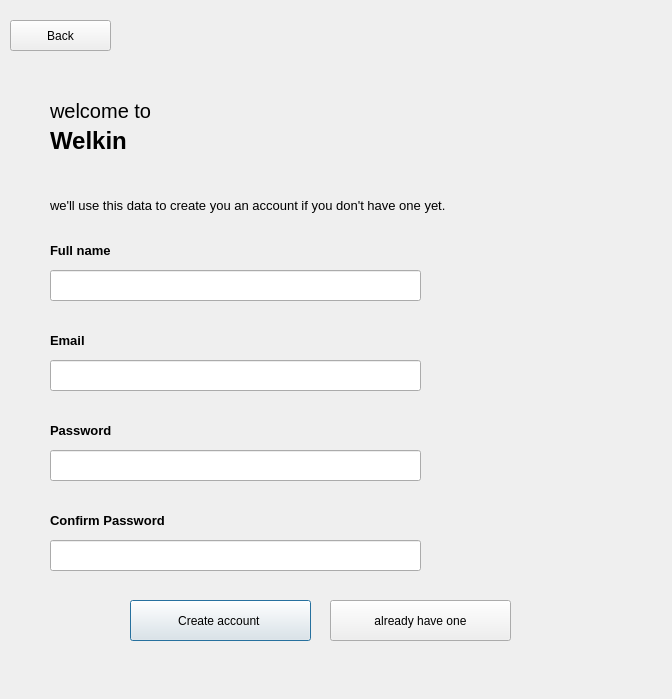
This is createaccount.ui in Abdelrahman-Shorim/FlightApp as Qt 5 draws it before an edit. The edited form follows.
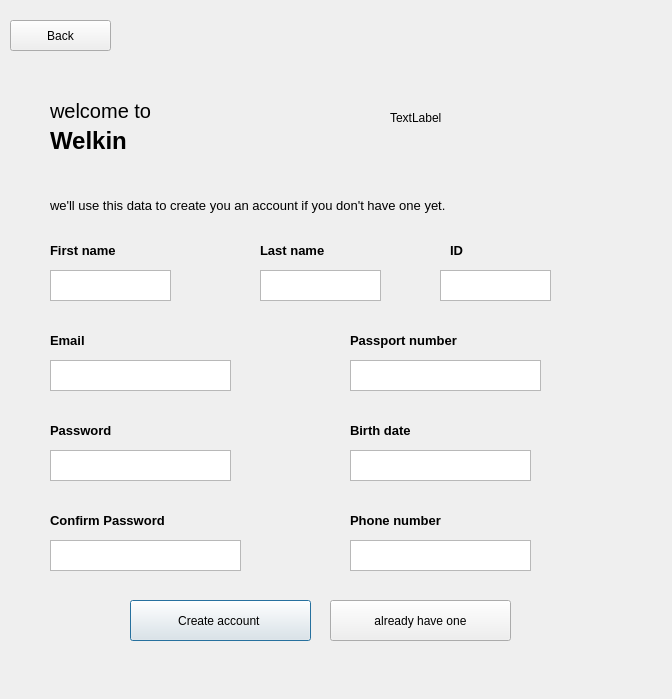
This is the edited form.

Patch:
```diff
--- a/createaccount.ui
+++ b/createaccount.ui
@@ -86,17 +86,7 @@
     </font>
    </property>
    <property name="text">
-    <string>Full name</string>
-   </property>
-  </widget>
-  <widget class="QLineEdit" name="lineEdit">
-   <property name="geometry">
-    <rect>
-     <x>50</x>
-     <y>270</y>
-     <width>371</width>
-     <height>31</height>
-    </rect>
+    <string>&lt;html&gt;&lt;head/&gt;&lt;body&gt;&lt;p&gt;First name&lt;/p&gt;&lt;/body&gt;&lt;/html&gt;</string>
    </property>
   </widget>
   <widget class="QLabel" name="label_5">
@@ -119,16 +109,6 @@
     <string>Email</string>
    </property>
   </widget>
-  <widget class="QLineEdit" name="lineEdit_2">
-   <property name="geometry">
-    <rect>
-     <x>50</x>
-     <y>360</y>
-     <width>371</width>
-     <height>31</height>
-    </rect>
-   </property>
-  </widget>
   <widget class="QLabel" name="label_6">
    <property name="geometry">
     <rect>
@@ -169,26 +149,6 @@
     <string>Confirm Password</string>
    </property>
   </widget>
-  <widget class="QLineEdit" name="lineEdit_3">
-   <property name="geometry">
-    <rect>
-     <x>50</x>
-     <y>450</y>
-     <width>371</width>
-     <height>31</height>
-    </rect>
-   </property>
-  </widget>
-  <widget class="QLineEdit" name="lineEdit_4">
-   <property name="geometry">
-    <rect>
-     <x>50</x>
-     <y>540</y>
-     <width>371</width>
-     <height>31</height>
-    </rect>
-   </property>
-  </widget>
   <widget class="QPushButton" name="pushButton">
    <property name="geometry">
     <rect>
@@ -233,6 +193,174 @@
     <string>Back</string>
    </property>
   </widget>
+  <widget class="QLabel" name="label_8">
+   <property name="geometry">
+    <rect>
+     <x>260</x>
+     <y>240</y>
+     <width>101</width>
+     <height>21</height>
+    </rect>
+   </property>
+   <property name="text">
+    <string>&lt;html&gt;&lt;head/&gt;&lt;body&gt;&lt;p&gt;&lt;span style=&quot; font-size:10pt; font-weight:600;&quot;&gt;Last name&lt;/span&gt;&lt;/p&gt;&lt;/body&gt;&lt;/html&gt;</string>
+   </property>
+  </widget>
+  <widget class="QLabel" name="label_9">
+   <property name="geometry">
+    <rect>
+     <x>450</x>
+     <y>240</y>
+     <width>55</width>
+     <height>21</height>
+    </rect>
+   </property>
+   <property name="text">
+    <string>&lt;html&gt;&lt;head/&gt;&lt;body&gt;&lt;p&gt;&lt;span style=&quot; font-size:10pt; font-weight:600;&quot;&gt;ID&lt;/span&gt;&lt;/p&gt;&lt;/body&gt;&lt;/html&gt;</string>
+   </property>
+  </widget>
+  <widget class="QLabel" name="label_10">
+   <property name="geometry">
+    <rect>
+     <x>350</x>
+     <y>330</y>
+     <width>151</width>
+     <height>21</height>
+    </rect>
+   </property>
+   <property name="text">
+    <string>&lt;html&gt;&lt;head/&gt;&lt;body&gt;&lt;p&gt;&lt;span style=&quot; font-size:10pt; font-weight:600;&quot;&gt;Passport number&lt;/span&gt;&lt;/p&gt;&lt;/body&gt;&lt;/html&gt;</string>
+   </property>
+  </widget>
+  <widget class="QLabel" name="label_11">
+   <property name="geometry">
+    <rect>
+     <x>350</x>
+     <y>420</y>
+     <width>91</width>
+     <height>21</height>
+    </rect>
+   </property>
+   <property name="text">
+    <string>&lt;html&gt;&lt;head/&gt;&lt;body&gt;&lt;p&gt;&lt;span style=&quot; font-size:10pt; font-weight:600;&quot;&gt;Birth date&lt;/span&gt;&lt;/p&gt;&lt;/body&gt;&lt;/html&gt;</string>
+   </property>
+  </widget>
+  <widget class="QLabel" name="label_12">
+   <property name="geometry">
+    <rect>
+     <x>350</x>
+     <y>510</y>
+     <width>131</width>
+     <height>21</height>
+    </rect>
+   </property>
+   <property name="text">
+    <string>&lt;html&gt;&lt;head/&gt;&lt;body&gt;&lt;p&gt;&lt;span style=&quot; font-size:10pt; font-weight:600;&quot;&gt;Phone number&lt;/span&gt;&lt;/p&gt;&lt;/body&gt;&lt;/html&gt;</string>
+   </property>
+  </widget>
+  <widget class="QTextEdit" name="lineEdit">
+   <property name="geometry">
+    <rect>
+     <x>50</x>
+     <y>270</y>
+     <width>121</width>
+     <height>31</height>
+    </rect>
+   </property>
+  </widget>
+  <widget class="QLabel" name="label_13">
+   <property name="geometry">
+    <rect>
+     <x>390</x>
+     <y>110</y>
+     <width>55</width>
+     <height>16</height>
+    </rect>
+   </property>
+   <property name="text">
+    <string>TextLabel</string>
+   </property>
+  </widget>
+  <widget class="QTextEdit" name="textEdit">
+   <property name="geometry">
+    <rect>
+     <x>260</x>
+     <y>270</y>
+     <width>121</width>
+     <height>31</height>
+    </rect>
+   </property>
+  </widget>
+  <widget class="QTextEdit" name="textEdit_2">
+   <property name="geometry">
+    <rect>
+     <x>440</x>
+     <y>270</y>
+     <width>111</width>
+     <height>31</height>
+    </rect>
+   </property>
+  </widget>
+  <widget class="QTextEdit" name="textEdit_3">
+   <property name="geometry">
+    <rect>
+     <x>50</x>
+     <y>360</y>
+     <width>181</width>
+     <height>31</height>
+    </rect>
+   </property>
+  </widget>
+  <widget class="QTextEdit" name="textEdit_4">
+   <property name="geometry">
+    <rect>
+     <x>350</x>
+     <y>360</y>
+     <width>191</width>
+     <height>31</height>
+    </rect>
+   </property>
+  </widget>
+  <widget class="QTextEdit" name="textEdit_5">
+   <property name="geometry">
+    <rect>
+     <x>50</x>
+     <y>450</y>
+     <width>181</width>
+     <height>31</height>
+    </rect>
+   </property>
+  </widget>
+  <widget class="QTextEdit" name="textEdit_6">
+   <property name="geometry">
+    <rect>
+     <x>350</x>
+     <y>450</y>
+     <width>181</width>
+     <height>31</height>
+    </rect>
+   </property>
+  </widget>
+  <widget class="QTextEdit" name="textEdit_7">
+   <property name="geometry">
+    <rect>
+     <x>50</x>
+     <y>540</y>
+     <width>191</width>
+     <height>31</height>
+    </rect>
+   </property>
+  </widget>
+  <widget class="QTextEdit" name="textEdit_8">
+   <property name="geometry">
+    <rect>
+     <x>350</x>
+     <y>540</y>
+     <width>181</width>
+     <height>31</height>
+    </rect>
+   </property>
+  </widget>
  </widget>
  <resources/>
  <connections/>
```
